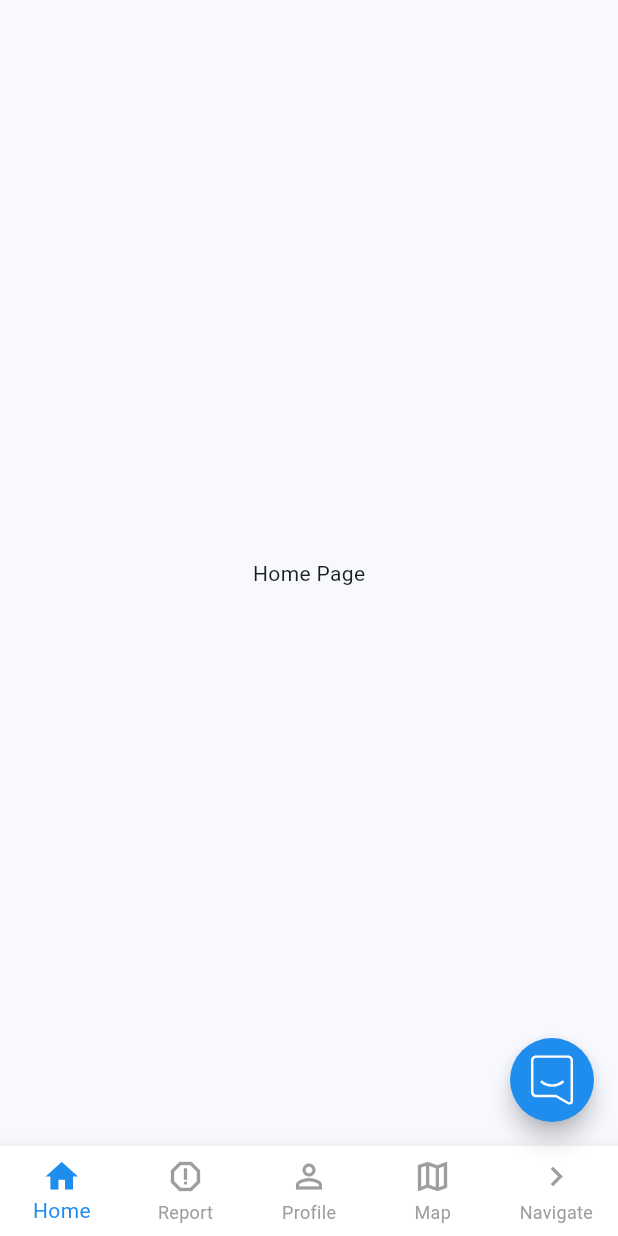
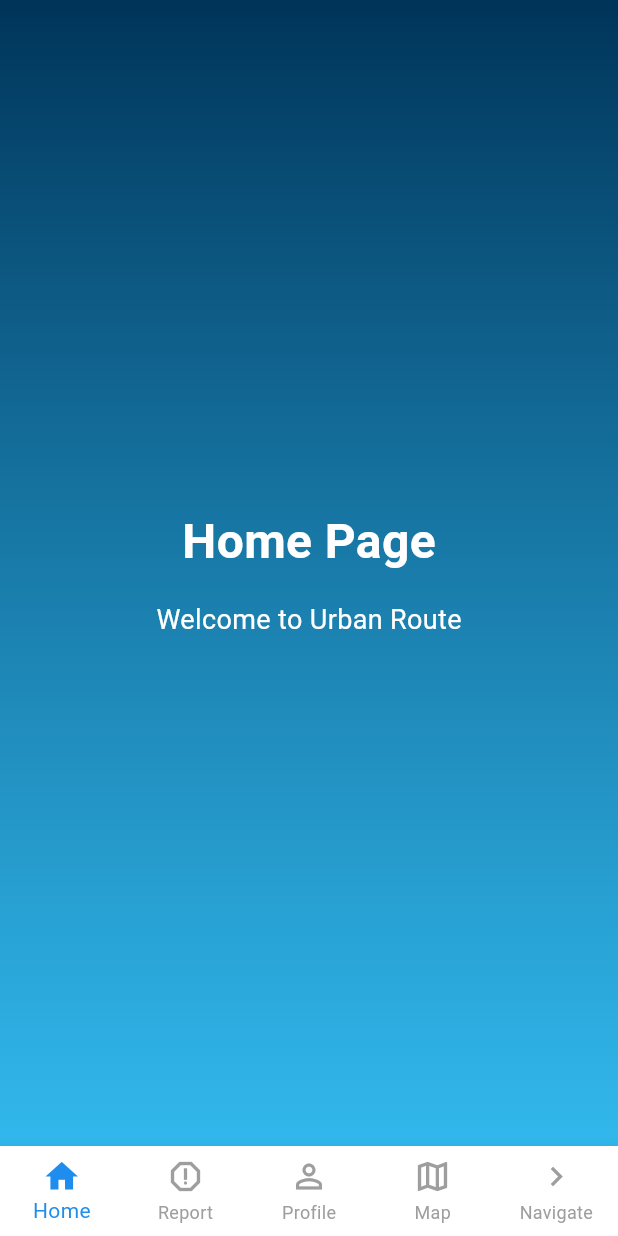
Before and after one commit to Karl-Gilmartin/urban_route, a Flutter app: the HomePage screen opened by its route, on a phone screen of 412 x 824 dp. Run offline on Flutter 3.47's test engine with Material 3 defaults, Android fonts, the phone set to English and light mode, and no system bars; our stand-ins replace flutter_dotenv, flutter_map, flutter_svg, geolocator, latlong2, supabase_flutter; missing offline and left inert: flutter_map_heatmap, intercom_flutter, mapbox_gl; accounts and stored records are empty.

Commit message:
home page placeholder page

```diff
--- a/lib/main.dart
+++ b/lib/main.dart
@@ -11,6 +11,7 @@ import 'pages/map_page.dart';
 import 'package:flutter/services.dart';
 import 'pages/profile_settings_page.dart';
 import 'pages/navigate.dart';
+import 'pages/home_page.dart';
 
 class AppColors {
   static const white = Color(0xFFFFFFFF);
@@ -86,58 +87,10 @@ class _MyAppState extends State<MyApp> {
       routes: {
         '/login': (context) => const LoginPage(),
         '/signup': (context) => const SignupPage(),
-        '/home': (context) => HomePage(selectedIndex: _selectedIndex, onItemTapped: _onItemTapped),
+        '/home': (context) => const HomePage(),
         '/profile/settings': (context) => const ProfileSettingsPage(),
         '/navigate': (context) => const NavigatePage(),
       },
     );
   }
 }
-
-class HomePage extends StatelessWidget {
-  final int selectedIndex;
-  final Function(int) onItemTapped;
-
-  const HomePage({
-    super.key,
-    required this.selectedIndex,
-    required this.onItemTapped,
-  });
-
-  @override
-  Widget build(BuildContext context) {
-    return Scaffold(
-      body: IndexedStack(
-        index: selectedIndex,
-        children: [
-          const Center(
-            child: Text('Home Page'),
-          ),
-          const ReportPage(),
-          const ProfileSettingsPage(),
-          const MapPage(),
-          const NavigatePage(),
-        ],
-      ),
-      bottomNavigationBar: BottomNavBar(
-        selectedIndex: selectedIndex,
-        onItemTapped: onItemTapped,
-      ),
-      floatingActionButton: FloatingActionButton(
-        onPressed: () {
-          Intercom.instance.displayMessenger();
-        },
-        shape: const CircleBorder(),
-        child: SvgPicture.asset(
-          'assets/messenger.svg',
-          width: 33,
-          height: 33,
-          colorFilter: const ColorFilter.mode(
-            Colors.white,
-            BlendMode.srcIn,
-          ),
-        ),
-      ),
-    );
-  }
-}
--- /dev/null
+++ b/lib/pages/home_page.dart
@@ -0,0 +1,94 @@
+import 'package:flutter/material.dart';
+import 'package:urban_route/main.dart';
+import 'package:urban_route/pages/navigate.dart';
+import 'package:urban_route/pages/profile_settings_page.dart';
+import 'package:urban_route/pages/report_page.dart';
+import 'package:urban_route/pages/map_page.dart';
+import 'package:urban_route/components/bottom_nav_bar.dart';
+
+class HomePage extends StatefulWidget {
+  const HomePage({super.key});
+
+  @override
+  State<HomePage> createState() => _HomePageState();
+}
+
+class _HomePageState extends State<HomePage> {
+  int _selectedIndex = 0;
+
+  // Pages in the same order as the navigation items
+  final List<Widget> _pages = [
+    const HomeContent(),
+    const ReportPage(),
+    const ProfileSettingsPage(),
+    const MapPage(),
+    const NavigatePage(),
+  ];
+
+  void _onItemTapped(int index) {
+    setState(() {
+      _selectedIndex = index;
+    });
+  }
+
+  @override
+  Widget build(BuildContext context) {
+    if (_selectedIndex >= _pages.length) {
+      _selectedIndex = 0;
+    }
+
+    return Scaffold(
+      body: _pages[_selectedIndex],
+      bottomNavigationBar: BottomNavBar(
+        selectedIndex: _selectedIndex,
+        onItemTapped: _onItemTapped,
+      ),
+    );
+  }
+}
+
+class HomeContent extends StatelessWidget {
+  const HomeContent({super.key});
+
+  @override
+  Widget build(BuildContext context) {
+    return Container(
+      height: MediaQuery.of(context).size.height,
+      decoration: BoxDecoration(
+        gradient: LinearGradient(
+          begin: Alignment.topCenter,
+          end: Alignment.bottomCenter,
+          colors: [
+            AppColors.deepBlue,
+            AppColors.brightCyan.withOpacity(0.8),
+          ],
+        ),
+      ),
+      child: SafeArea(
+        child: Center(
+          child: Column(
+            mainAxisAlignment: MainAxisAlignment.center,
+            children: [
+              const Text(
+                'Home Page',
+                style: TextStyle(
+                  color: Colors.white,
+                  fontSize: 32,
+                  fontWeight: FontWeight.bold,
+                ),
+              ),
+              const SizedBox(height: 16),
+              const Text(
+                'Welcome to Urban Route',
+                style: TextStyle(
+                  color: Colors.white,
+                  fontSize: 18,
+                ),
+              ),
+            ],
+          ),
+        ),
+      ),
+    );
+  }
+}
```
